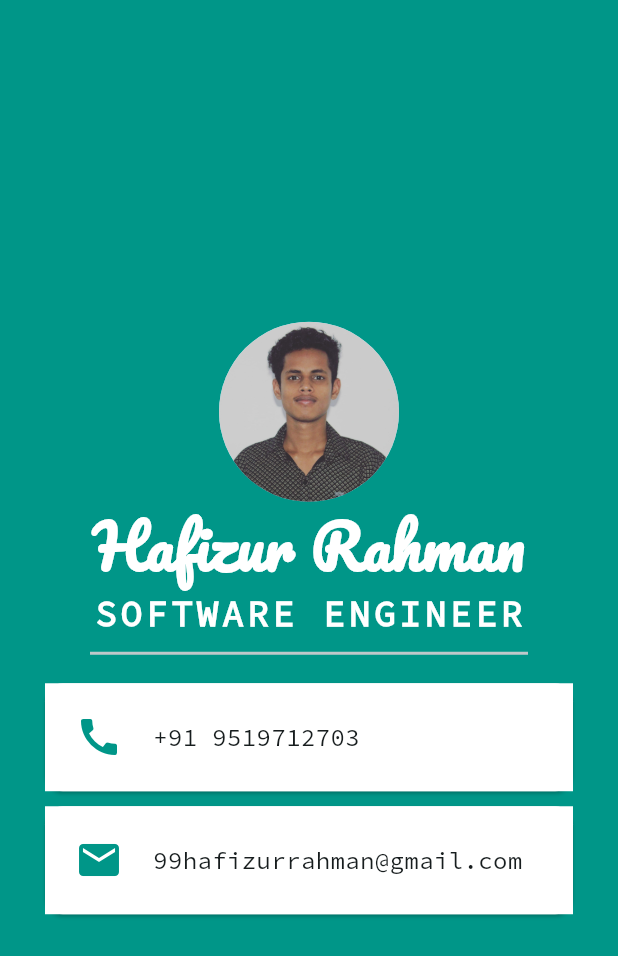
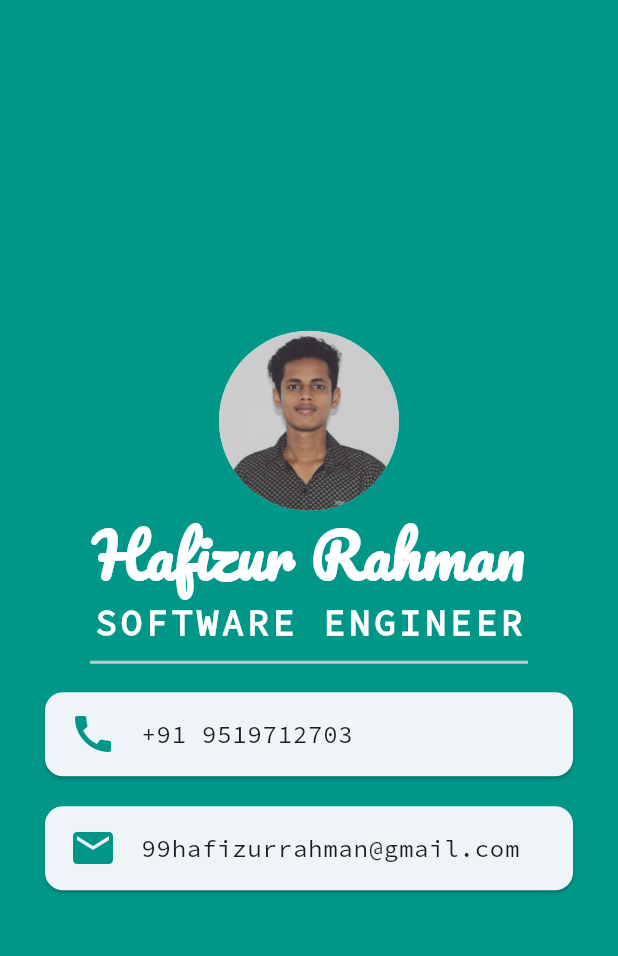
Before and after one commit to hafeez25/mi_card_flutter, a Flutter app: the screen it shows after launch, on a phone screen of 412 x 824 dp. Shown: the top 956 px of the screen. Run offline on Flutter 3.47's test engine with Material 3 defaults, Android fonts, the phone set to English and light mode, and no system bars.

Commit message:
ListTile added

```diff
--- a/lib/main.dart
+++ b/lib/main.dart
@@ -17,7 +17,7 @@ class MyApp extends StatelessWidget {
           colorScheme: ColorScheme.fromSeed(seedColor: Colors.white),
           useMaterial3: true,
         ),
-        home: Scaffold(
+        home: const Scaffold(
           backgroundColor: Colors.teal,
           body: SafeArea(
             child: Center(
@@ -52,55 +52,32 @@ class MyApp extends StatelessWidget {
                     endIndent: 60,
                   ),
                    Card(
-                    margin: EdgeInsets.symmetric(vertical: 10, horizontal: 30),
-                    child: Container(
-                      color: Colors.white,
-                      child: const Padding(
-                        padding: EdgeInsets.all(20.0),
-                        child: Row(
-                          children: [
-                            Icon(
+                      margin:
+                          EdgeInsets.symmetric(vertical: 10, horizontal: 30),
+                      child: ListTile(
+                        leading: Icon(
                           Icons.call,
                           color: Colors.teal,
                           size: 32,
                         ),
-                            SizedBox(
-                              width: 20,
-                            ),
-                            Text(
+                        title: Text(
                           '+91 9519712703',
                           style: TextStyle(
                               fontFamily: 'SourceCodePro', fontSize: 16),
-                            )
-                          ],
                         ),
+                      )),
+                   Card(
+                    margin: EdgeInsets.symmetric(vertical: 10, horizontal: 30),
+                    child: ListTile(
+                      leading: Icon(
+                        Icons.email,
+                        size: 32,
+                        color: Colors.teal,
                       ),
-                    ),
-                  ),
-                  Card(
-                    color: Colors.white,
-                    margin: EdgeInsets.symmetric(vertical: 0, horizontal: 30),
-                    child: Container(
-                      color: Colors.white,
-                      child: const Padding(
-                        padding: EdgeInsets.all(20.0),
-                        child: Row(
-                          children: [
-                            Icon(
-                              Icons.email,
-                              color: Colors.teal,
-                              size: 32,
-                            ),
-                            SizedBox(
-                              width: 20,
-                            ),
-                            Text(
+                      title: Text(
                         '99hafizurrahman@gmail.com',
                         style: TextStyle(
                             fontFamily: 'SourceCodePro', fontSize: 16),
-                            )
-                          ],
-                        ),
                       ),
                     ),
                   ),
```
Lines whose indentation alone changed are shown as unchanged.
